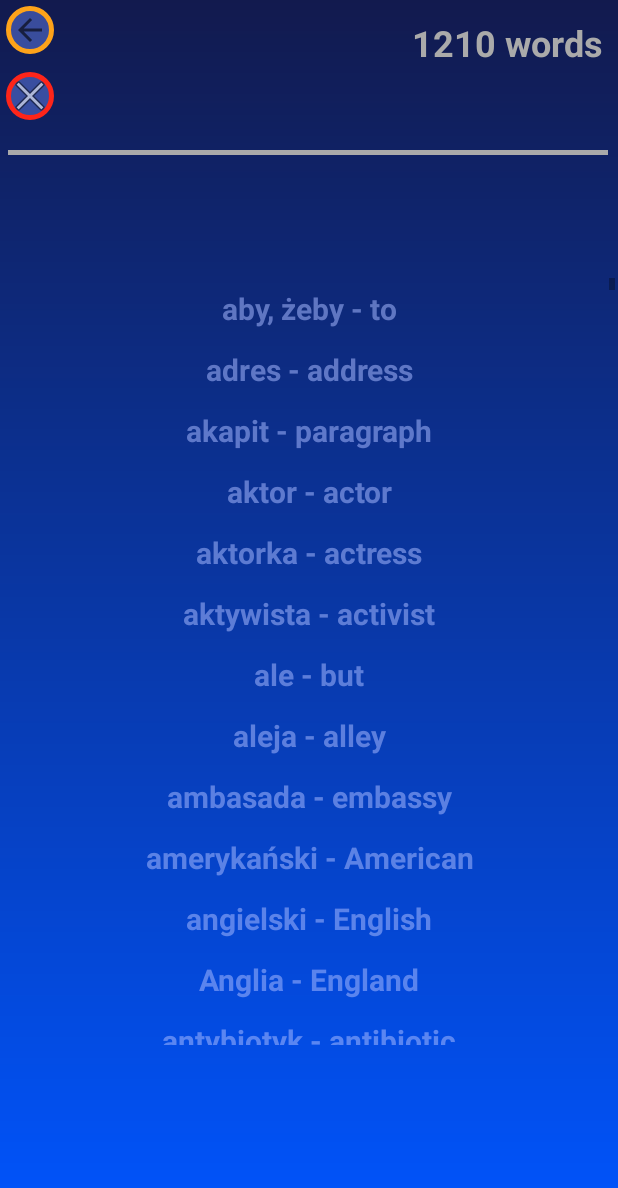
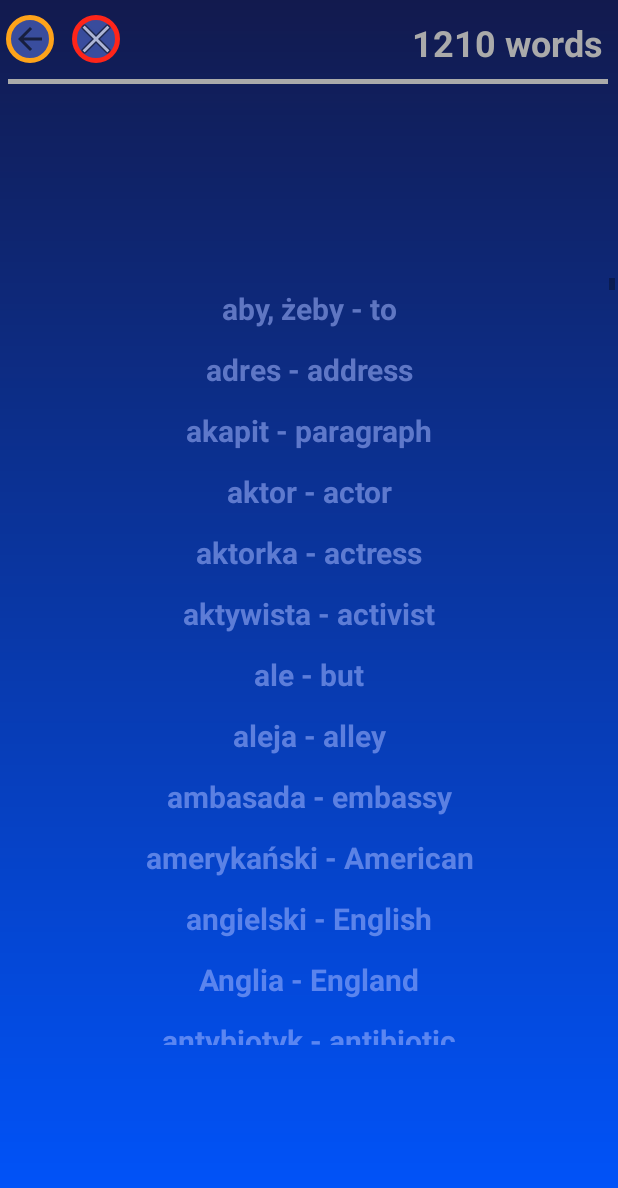
Before and after one commit to Aniquir/VocabularyLearningApp, an Android app: the ActivityDatabaseView screen opened directly, with no data from a screen before it, on a phone screen of 412 x 824 dp. Shown: the top 1188 px of the screen. Run offline under Robolectric (Android 15) with nearby library versions, the phone set to English and light mode, and no system bars; our stand-ins replace Room's generated code.

Commit message:
fixed view problem with bottomBox and buttons (exit and back)

```diff
--- a/app/src/main/res/layout/activity_after_click_db_button.xml
+++ b/app/src/main/res/layout/activity_after_click_db_button.xml
@@ -80,7 +80,7 @@
         android:layout_alignParentStart="true"
         android:layout_alignParentTop="true"
         android:layout_marginStart="4dp"
-        android:layout_marginTop="4dp"
+        android:layout_marginTop="10dp"
         android:adjustViewBounds="false"
         android:background="@drawable/rounded_corners_of_back_button"
         android:cropToPadding="false"
--- a/app/src/main/res/layout/activity_after_click_start_button.xml
+++ b/app/src/main/res/layout/activity_after_click_start_button.xml
@@ -72,7 +72,7 @@
         android:layout_alignParentStart="true"
         android:layout_alignParentTop="true"
         android:layout_marginStart="4dp"
-        android:layout_marginTop="4dp"
+        android:layout_marginTop="10dp"
         android:background="@drawable/rounded_corners_of_back_button"
         app:layout_constraintStart_toStartOf="parent"
         app:layout_constraintTop_toTopOf="parent"
--- a/app/src/main/res/layout/activity_database_view.xml
+++ b/app/src/main/res/layout/activity_database_view.xml
@@ -51,24 +51,24 @@
         android:layout_height="wrap_content"
         android:layout_alignParentStart="true"
         android:layout_alignParentTop="true"
-        android:layout_marginStart="4dp"
-        android:layout_marginTop="12dp"
+        android:layout_marginStart="12dp"
+        android:layout_marginTop="10dp"
         android:background="@drawable/rounded_corners_of_home_button"
-        app:layout_constraintStart_toStartOf="parent"
-        app:layout_constraintTop_toBottomOf="@+id/imageButtonBackToPreviousActivity"
+        app:layout_constraintStart_toEndOf="@+id/imageButtonBackToPreviousActivity"
+        app:layout_constraintTop_toTopOf="parent"
         app:srcCompat="@android:drawable/ic_menu_close_clear_cancel" />
 
     <ImageView
         android:id="@+id/imageView2"
         android:layout_width="400dp"
         android:layout_height="3dp"
-        android:layout_marginTop="100dp"
+        android:layout_marginTop="8dp"
         android:adjustViewBounds="true"
         android:scaleType="fitEnd"
         app:layout_constraintEnd_toEndOf="parent"
         app:layout_constraintHorizontal_bias="0.454"
         app:layout_constraintStart_toStartOf="parent"
-        app:layout_constraintTop_toTopOf="parent"
+        app:layout_constraintTop_toBottomOf="@+id/counterOfWordsInDatabase"
         app:srcCompat="@android:color/darker_gray" />
 
     <ImageButton
@@ -76,7 +76,7 @@
         android:layout_width="32dp"
         android:layout_height="32dp"
         android:layout_marginStart="4dp"
-        android:layout_marginTop="4dp"
+        android:layout_marginTop="10dp"
         android:background="@drawable/rounded_corners_of_back_button"
         app:layout_constraintStart_toStartOf="parent"
         app:layout_constraintTop_toTopOf="parent"
--- a/app/src/main/res/layout/activity_first_translation.xml
+++ b/app/src/main/res/layout/activity_first_translation.xml
@@ -44,7 +44,7 @@
         android:layout_alignParentStart="true"
         android:layout_alignParentTop="true"
         android:layout_marginStart="4dp"
-        android:layout_marginTop="4dp"
+        android:layout_marginTop="10dp"
         android:background="@drawable/rounded_corners_of_home_button"
         app:layout_constraintStart_toStartOf="parent"
         app:layout_constraintTop_toTopOf="parent"
--- a/app/src/main/res/layout/activity_second_translation.xml
+++ b/app/src/main/res/layout/activity_second_translation.xml
@@ -64,7 +64,7 @@
         android:layout_alignParentStart="true"
         android:layout_alignParentTop="true"
         android:layout_marginStart="4dp"
-        android:layout_marginTop="4dp"
+        android:layout_marginTop="10dp"
         android:background="@drawable/rounded_corners_of_home_button"
         app:layout_constraintStart_toStartOf="parent"
         app:layout_constraintTop_toTopOf="parent"
```
